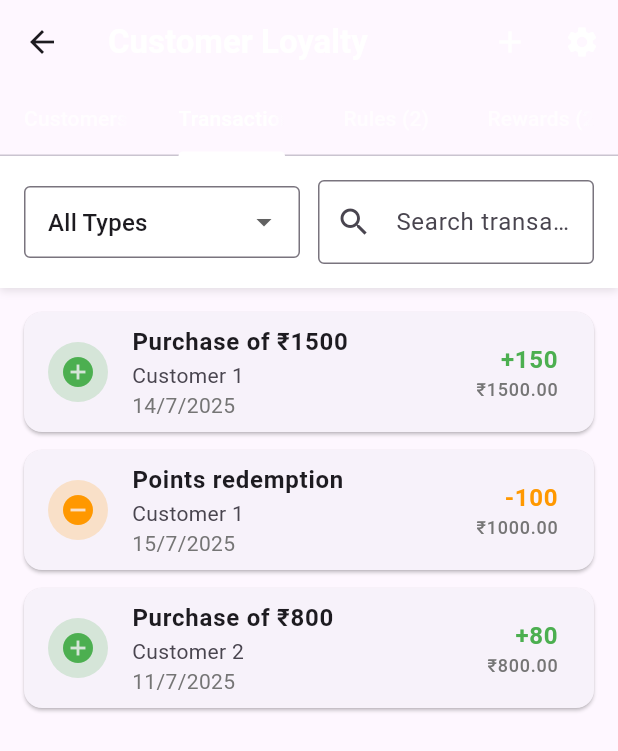
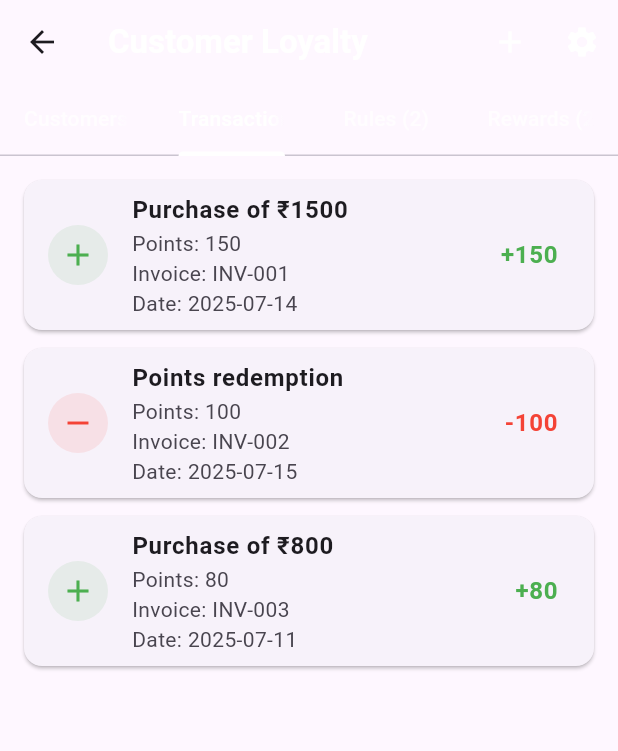
Before and after one commit to scnz313/invoice-app, a Flutter app: the CustomerLoyaltyScreen screen opened directly, tab 2 chosen, on a phone screen of 412 x 824 dp. Shown: the top 751 px of the screen. Run offline on Flutter 3.47's test engine with Material 3 defaults, Android fonts, the phone set to English and light mode, and no system bars; our stand-ins replace csv, fl_chart, flutter_staggered_animations, image_picker, lottie, pdf and 4 more; missing offline and left inert: mobile_scanner; accounts and stored records are empty; generated files the repository leaves out were written again; statements that could not run were skipped.

Commit message:
Create LoyaltyTransactionsList widget for displaying loyalty transactions
Co-authored-by: 1rn22cs418.hashimhameem <1rn22cs418.hashimhameem@rnsit.ac.in>

```diff
--- a/lib/screens/customer_loyalty_screen.dart
+++ b/lib/screens/customer_loyalty_screen.dart
@@ -4,6 +4,7 @@ import '../utils/constants.dart';
 import '../utils/logger.dart';
 import '../widgets/loyalty/loyalty_summary_card.dart';
 import '../widgets/loyalty/loyalty_customers_list.dart';
+import '../widgets/loyalty/loyalty_transactions_list.dart';
 
 class CustomerLoyaltyScreen extends StatefulWidget {
   const CustomerLoyaltyScreen({super.key});
@@ -242,7 +243,7 @@ class _CustomerLoyaltyScreenState extends State<CustomerLoyaltyScreen>
               controller: _tabController,
               children: [
                 _buildCustomersTab(),
-                _buildTransactionsTab(),
+                LoyaltyTransactionsList(transactions: _transactions),
                 _buildRulesTab(),
                 _buildRewardsTab(),
               ],
--- /dev/null
+++ b/lib/widgets/loyalty/loyalty_transactions_list.dart
@@ -0,0 +1,62 @@
+import 'package:flutter/material.dart';
+import '../../models/customer_loyalty.dart';
+
+class LoyaltyTransactionsList extends StatelessWidget {
+  final List<LoyaltyTransaction> transactions;
+
+  const LoyaltyTransactionsList({Key? key, required this.transactions}) : super(key: key);
+
+  @override
+  Widget build(BuildContext context) {
+    if (transactions.isEmpty) {
+      return Center(
+        child: Column(
+          mainAxisAlignment: MainAxisAlignment.center,
+          children: [
+            Icon(Icons.swap_horiz, size: 64, color: Theme.of(context).colorScheme.onSurfaceVariant),
+            const SizedBox(height: 16),
+            Text('No transactions yet', style: Theme.of(context).textTheme.titleMedium?.copyWith(color: Theme.of(context).colorScheme.onSurfaceVariant)),
+            const SizedBox(height: 8),
+            Text('Loyalty transactions will appear here', style: Theme.of(context).textTheme.bodyMedium?.copyWith(color: Theme.of(context).colorScheme.onSurfaceVariant)),
+          ],
+        ),
+      );
+    }
+    return ListView.builder(
+      padding: const EdgeInsets.all(16),
+      itemCount: transactions.length,
+      itemBuilder: (context, index) {
+        final tx = transactions[index];
+        return Card(
+          margin: const EdgeInsets.only(bottom: 12),
+          child: ListTile(
+            leading: CircleAvatar(
+              backgroundColor: tx.type == LoyaltyTransactionType.earn ? Colors.green.withOpacity(0.1) : Colors.red.withOpacity(0.1),
+              child: Icon(
+                tx.type == LoyaltyTransactionType.earn ? Icons.add : Icons.remove,
+                color: tx.type == LoyaltyTransactionType.earn ? Colors.green : Colors.red,
+              ),
+            ),
+            title: Text(tx.description, style: const TextStyle(fontWeight: FontWeight.bold)),
+            subtitle: Column(
+              crossAxisAlignment: CrossAxisAlignment.start,
+              children: [
+                Text('Points: ${tx.points}'),
+                Text('Invoice: ${tx.invoiceId}'),
+                Text('Date: ${tx.createdAt.toLocal().toString().split(' ')[0]}'),
+              ],
+            ),
+            trailing: Text(
+              tx.type == LoyaltyTransactionType.earn ? '+${tx.points}' : '-${tx.points}',
+              style: TextStyle(
+                color: tx.type == LoyaltyTransactionType.earn ? Colors.green : Colors.red,
+                fontWeight: FontWeight.bold,
+                fontSize: 16,
+              ),
+            ),
+          ),
+        );
+      },
+    );
+  }
+}
```
